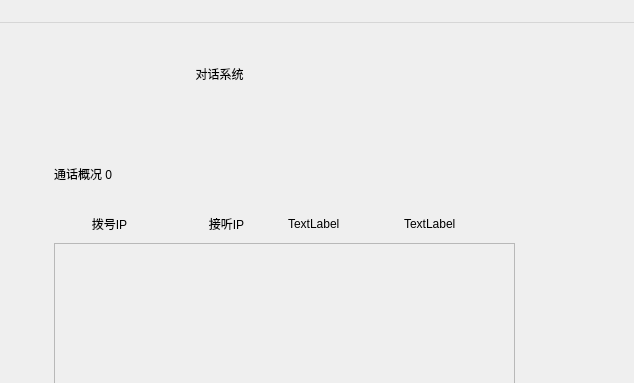
Before: the Qt Designer form intercom/mainwindow.ui in 5VegetableDog5/MyServerDemo, drawn with Qt 5; both pictures show x 166 to 800 and y 0 to 383 of the 800 by 600 pixel window.
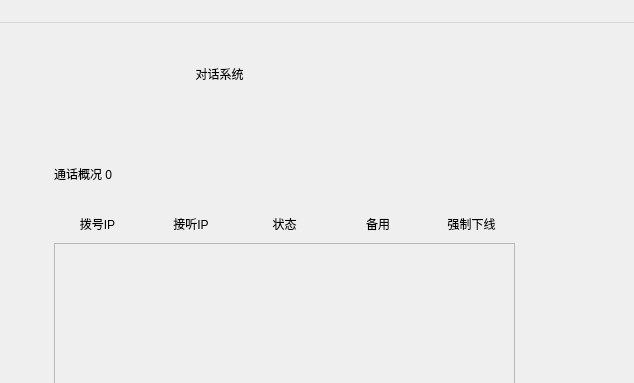
After: the same form once the commit is applied. The open tabs and pages were chosen to show the change.

Patch:
```diff
--- a/intercom/mainwindow.ui
+++ b/intercom/mainwindow.ui
@@ -156,17 +156,33 @@
          </property>
         </widget>
        </item>
+       <item>
+        <widget class="QLabel" name="label_CallingStatus">
+         <property name="text">
+          <string>状态</string>
+         </property>
+         <property name="alignment">
+          <set>Qt::AlignCenter</set>
+         </property>
+        </widget>
+       </item>
        <item>
         <widget class="QLabel" name="label_3">
          <property name="text">
-          <string>TextLabel</string>
+          <string>备用</string>
+         </property>
+         <property name="alignment">
+          <set>Qt::AlignCenter</set>
          </property>
         </widget>
        </item>
        <item>
         <widget class="QLabel" name="label_4">
          <property name="text">
-          <string>TextLabel</string>
+          <string>强制下线</string>
+         </property>
+         <property name="alignment">
+          <set>Qt::AlignCenter</set>
          </property>
         </widget>
        </item>
```
Left out of the diff: 2 changed lines with no effect on the pictures.
